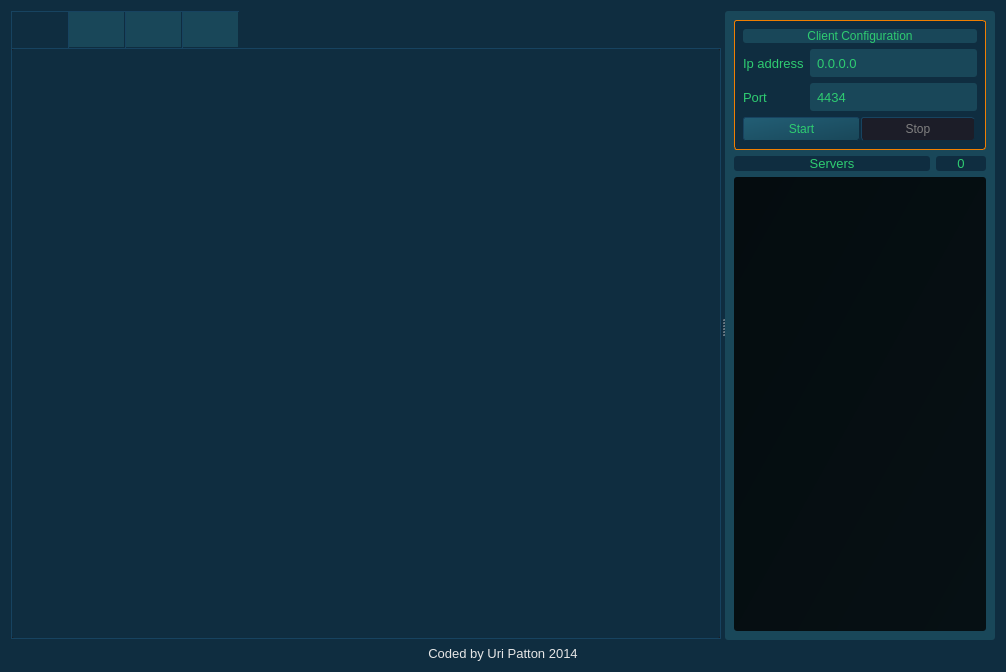
This is SOURCE/GUI.ui in pavliqs/Mirakuru as Qt 5 draws it before an edit. The edited form follows.
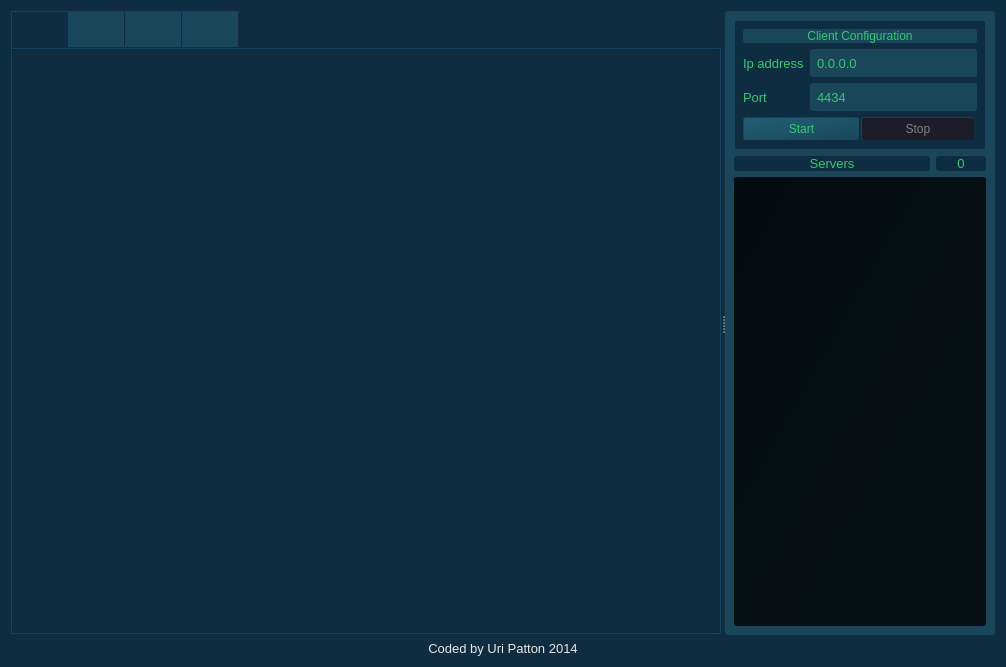
This is the edited form. Icons and pictures are not drawn.

Diff of the .ui file:
```diff
--- a/SOURCE/GUI.ui
+++ b/SOURCE/GUI.ui
@@ -10,7 +10,7 @@
     <x>0</x>
     <y>0</y>
     <width>1006</width>
-    <height>672</height>
+    <height>667</height>
    </rect>
   </property>
   <property name="font">
@@ -1118,7 +1118,7 @@
           </property>
           <property name="styleSheet">
            <string notr="true">background: #0F2D40;
-border: 1px solid #f07e01;</string>
+border: 1px solid #194759;</string>
           </property>
           <property name="title">
            <string/>
```
